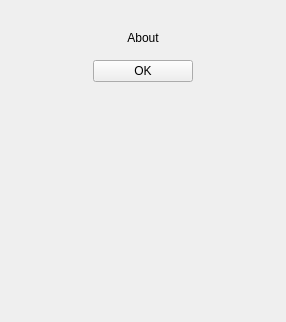
Qt form golddrive/app/ui/about.ui (sganis/golddrive) before a commit.
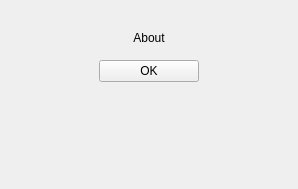
The same form after that commit. Icons and pictures are not drawn.

```diff
--- a/golddrive/app/ui/about.ui
+++ b/golddrive/app/ui/about.ui
@@ -6,8 +6,8 @@
    <rect>
     <x>0</x>
     <y>0</y>
-    <width>286</width>
-    <height>322</height>
+    <width>298</width>
+    <height>189</height>
    </rect>
   </property>
   <property name="windowTitle">
```
